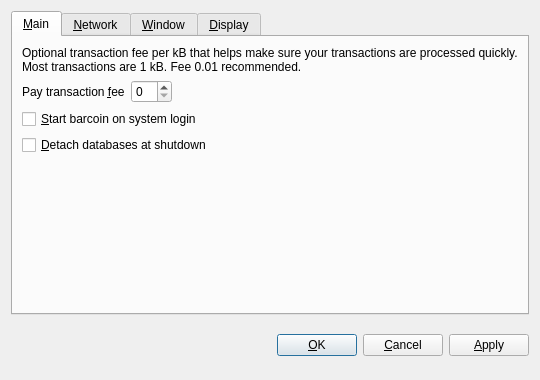
This is src/qt/forms/optionsdialog.ui in bauscoin/adamcoin as Qt 5 draws it before an edit. The edited form follows.
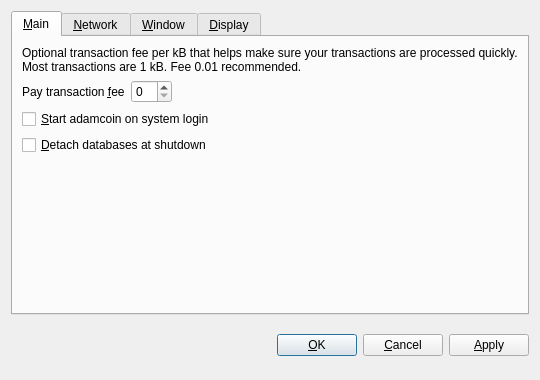
This is the edited form. The open tabs and pages were chosen to show the change. Custom widgets are drawn as their Qt base class.

```diff
--- a/src/qt/forms/optionsdialog.ui
+++ b/src/qt/forms/optionsdialog.ui
@@ -82,7 +82,7 @@
           <string>Automatically start barcoin after logging in to the system.</string>
          </property>
          <property name="text">
-          <string>&amp;Start barcoin on system login</string>
+          <string>&amp;Start adamcoin on system login</string>
          </property>
         </widget>
        </item>
```
Left out of the diff: 10 changed lines with no effect on the pictures.
